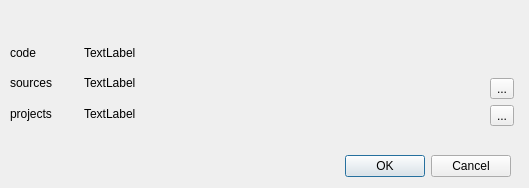
Qt form gui/dialog_conf.ui (davidboutelier/PyTecPIV) before a commit.
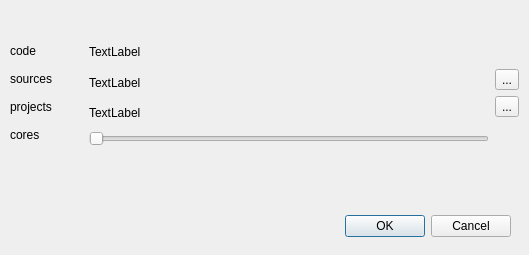
The same form after that commit.

The edit to the form file:
```diff
--- a/gui/dialog_conf.ui
+++ b/gui/dialog_conf.ui
@@ -7,7 +7,7 @@
     <x>0</x>
     <y>0</y>
     <width>529</width>
-    <height>188</height>
+    <height>255</height>
    </rect>
   </property>
   <property name="windowTitle">
@@ -17,7 +17,7 @@
    <property name="geometry">
     <rect>
      <x>10</x>
-     <y>150</y>
+     <y>210</y>
      <width>501</width>
      <height>32</height>
     </rect>
@@ -34,8 +34,8 @@
     <rect>
      <x>10</x>
      <y>40</y>
-     <width>504</width>
-     <height>86</height>
+     <width>509</width>
+     <height>106</height>
     </rect>
    </property>
    <layout class="QHBoxLayout" name="horizontalLayout">
@@ -62,6 +62,13 @@
         </property>
        </widget>
       </item>
+      <item>
+       <widget class="QLabel" name="label">
+        <property name="text">
+         <string>cores</string>
+        </property>
+       </widget>
+      </item>
      </layout>
     </item>
     <item>
@@ -141,6 +148,31 @@
         </property>
        </widget>
       </item>
+      <item>
+       <widget class="QSlider" name="horizontalSlider">
+        <property name="sizePolicy">
+         <sizepolicy hsizetype="Fixed" vsizetype="Fixed">
+          <horstretch>0</horstretch>
+          <verstretch>0</verstretch>
+         </sizepolicy>
+        </property>
+        <property name="minimumSize">
+         <size>
+          <width>400</width>
+          <height>0</height>
+         </size>
+        </property>
+        <property name="maximumSize">
+         <size>
+          <width>400</width>
+          <height>16777215</height>
+         </size>
+        </property>
+        <property name="orientation">
+         <enum>Qt::Horizontal</enum>
+        </property>
+       </widget>
+      </item>
      </layout>
     </item>
     <item>
@@ -172,6 +204,19 @@
         </property>
        </widget>
       </item>
+      <item>
+       <spacer name="verticalSpacer_2">
+        <property name="orientation">
+         <enum>Qt::Vertical</enum>
+        </property>
+        <property name="sizeHint" stdset="0">
+         <size>
+          <width>20</width>
+          <height>40</height>
+         </size>
+        </property>
+       </spacer>
+      </item>
      </layout>
     </item>
    </layout>
```
